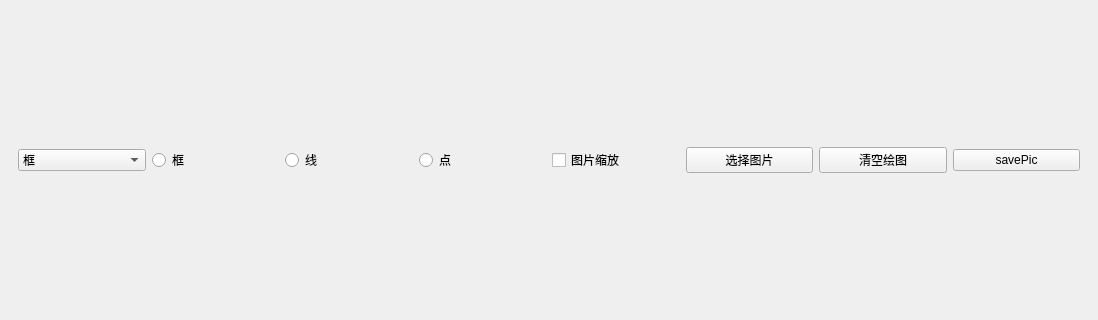
The window that PictureFrameDemo/mainwindow.ui (BAOfanTing/CPP_Study) describes before a commit, drawn with Qt 5; both pictures show x 0 to 1098 and y 189 to 509 of the 1098 by 720 pixel window.
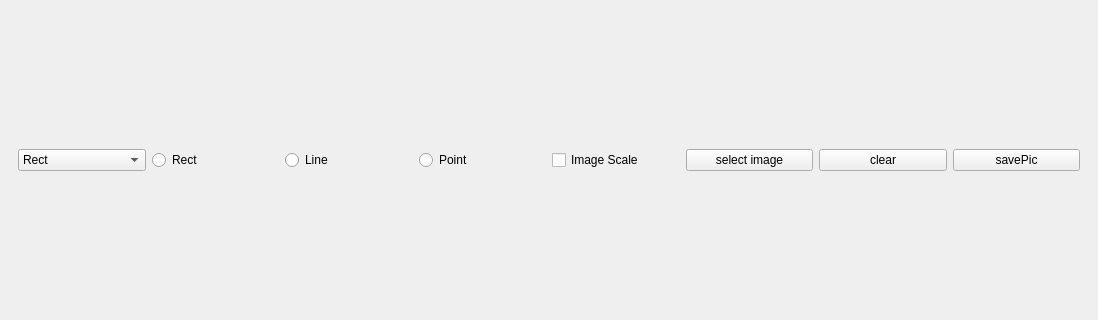
The same window after the commit.

The edit to the form file:
```diff
--- a/PictureFrameDemo/mainwindow.ui
+++ b/PictureFrameDemo/mainwindow.ui
@@ -28,7 +28,7 @@
         <widget class="QComboBox" name="cb_item">
          <item>
           <property name="text">
-           <string>框</string>
+           <string>Rect</string>
           </property>
          </item>
          <item>
@@ -46,42 +46,42 @@
        <item>
         <widget class="QRadioButton" name="btn_Rect">
          <property name="text">
-          <string>框</string>
+          <string>Rect</string>
          </property>
         </widget>
        </item>
        <item>
         <widget class="QRadioButton" name="btn_Line">
          <property name="text">
-          <string>线</string>
+          <string>Line</string>
          </property>
         </widget>
        </item>
        <item>
         <widget class="QRadioButton" name="btn_Point">
          <property name="text">
-          <string>点</string>
+          <string>Point</string>
          </property>
         </widget>
        </item>
        <item>
         <widget class="QCheckBox" name="btn_scale">
          <property name="text">
-          <string>图片缩放</string>
+          <string>Image Scale</string>
          </property>
         </widget>
        </item>
        <item>
         <widget class="QPushButton" name="btn_SelectImg">
          <property name="text">
-          <string>选择图片</string>
+          <string>select image</string>
          </property>
         </widget>
        </item>
        <item>
         <widget class="QPushButton" name="btn_Clear">
          <property name="text">
-          <string>清空绘图</string>
+          <string>clear</string>
          </property>
         </widget>
        </item>
```
Left out of the diff: 4 changed lines with no effect on the pictures.
